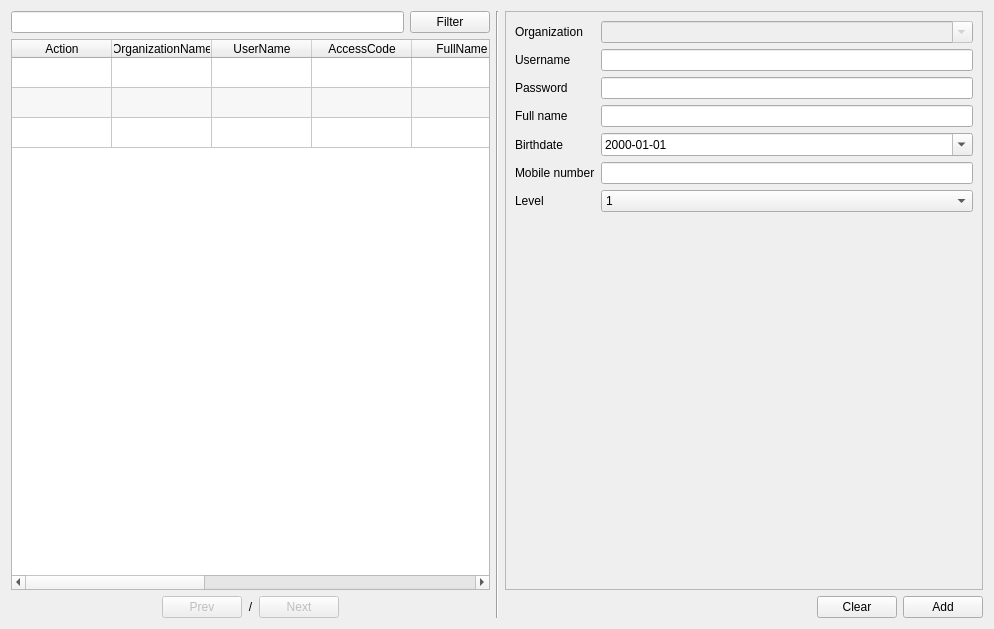
The window that app/views/templates/ManageUser.ui (rondalefloyd/mts-pos) describes before a commit, drawn with Qt 5.
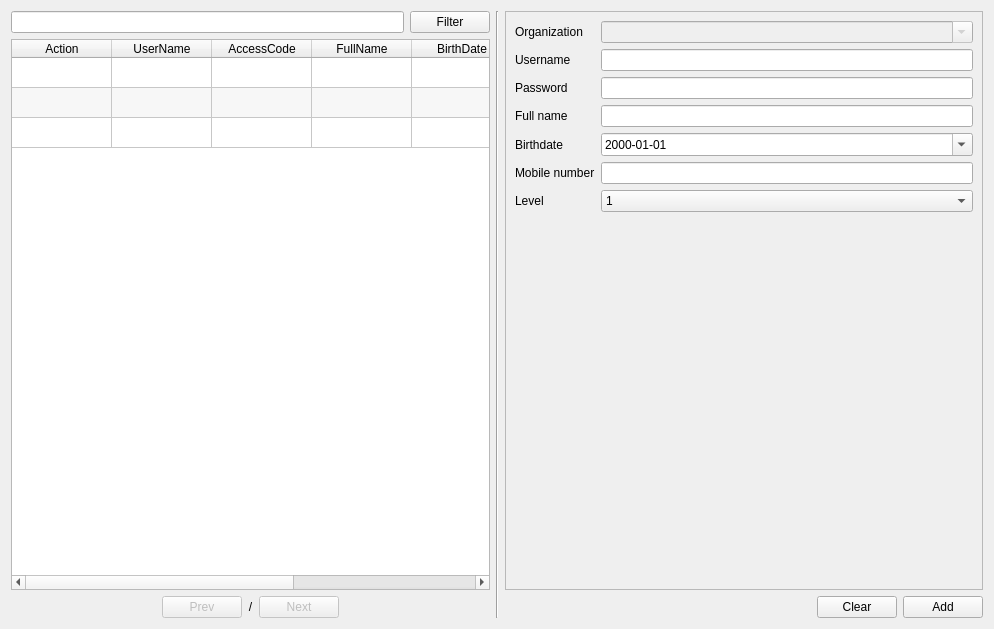
The same window after the commit.

```diff
--- a/app/views/templates/ManageUser.ui
+++ b/app/views/templates/ManageUser.ui
@@ -76,11 +76,6 @@
          <string>Action</string>
         </property>
        </column>
-       <column>
-        <property name="text">
-         <string>OrganizationName</string>
-        </property>
-       </column>
        <column>
         <property name="text">
          <string>UserName</string>
@@ -111,21 +106,6 @@
          <string>AccessLevel</string>
         </property>
        </column>
-       <column>
-        <property name="text">
-         <string>ActiveStatus</string>
-        </property>
-       </column>
-       <column>
-        <property name="text">
-         <string>LastLoginTs</string>
-        </property>
-       </column>
-       <column>
-        <property name="text">
-         <string>LastLogoutTs</string>
-        </property>
-       </column>
        <column>
         <property name="text">
          <string>UpdateTs</string>
```
Left out of the diff: 4 changed lines with no effect on the pictures.
